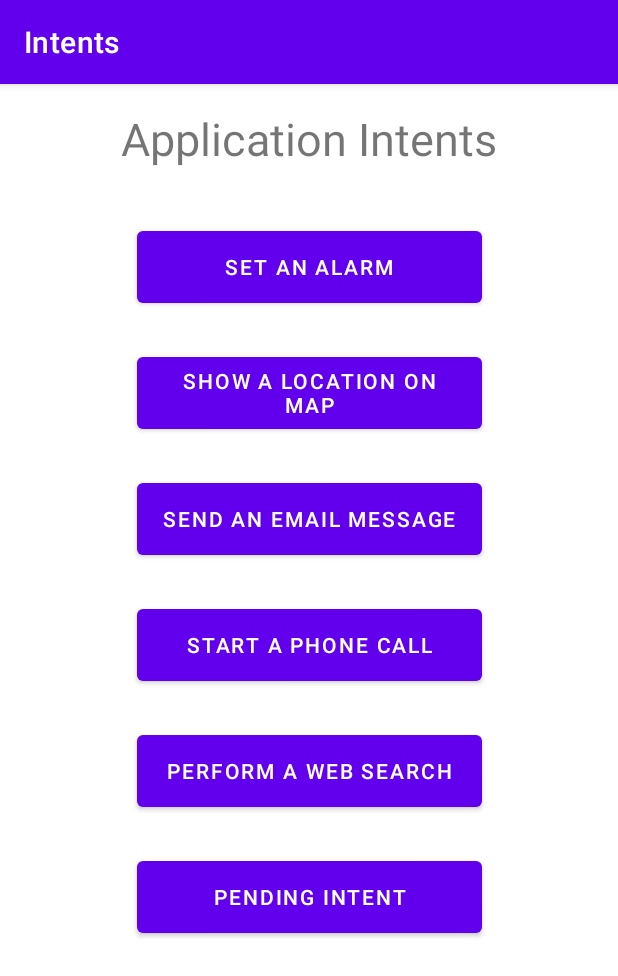
After one commit to Bejussi/Intents, an Android app: the AppsActivity screen opened directly, with no data from a screen before it, on a phone screen of 412 x 824 dp. The commit adds this screen. Shown: the top 976 px of the screen. Run offline under Robolectric (Android 15) with nearby library versions, the phone set to English and light mode, and no system bars.

Commit message:
Create apps intent: send an email, show map location, start phone call, web search, set alarm

```diff
--- a/app/src/main/AndroidManifest.xml
+++ b/app/src/main/AndroidManifest.xml
@@ -2,6 +2,9 @@
 <manifest xmlns:android="http://schemas.android.com/apk/res/android"
     xmlns:tools="http://schemas.android.com/tools"
     package="com.bejussi.intents">
+
+    <uses-permission android:name="android.permission.CALL_PHONE"/>
+    <uses-permission android:name="android.permission.SET_ALARM"/>
 
     <application
         android:allowBackup="true"
@@ -13,6 +16,9 @@
         android:supportsRtl="true"
         android:theme="@style/Theme.Intents"
         tools:targetApi="31">
+        <activity
+            android:name=".AppsActivity"
+            android:exported="false" />
         <activity
             android:name=".MediaActivity"
             android:exported="false" />
--- /dev/null
+++ b/app/src/main/java/com/bejussi/intents/AppsActivity.kt
@@ -0,0 +1,138 @@
+package com.bejussi.intents
+
+import android.app.NotificationChannel
+import android.app.NotificationManager
+import android.app.SearchManager
+import android.content.Intent
+import android.net.Uri
+import android.os.Build
+import android.os.Bundle
+import android.provider.AlarmClock
+import android.view.View
+import androidx.appcompat.app.AppCompatActivity
+import kotlinx.android.synthetic.main.activity_apps.*
+
+
+class AppsActivity : AppCompatActivity(), View.OnClickListener {
+    override fun onCreate(savedInstanceState: Bundle?) {
+        super.onCreate(savedInstanceState)
+        setContentView(R.layout.activity_apps)
+
+        btnSetAlarm.setOnClickListener(this)
+        btnShowMapLoc.setOnClickListener(this)
+        btnSendAnEmail.setOnClickListener(this)
+        btnStartPhoneCall.setOnClickListener(this)
+        btnWebSearch.setOnClickListener(this)
+        btnPendIntent.setOnClickListener(this)
+
+        // Set up the notification channel that will be used for
+        // the pending intent example
+        // Set up the notification channel that will be used for
+        // the pending intent example
+        if (Build.VERSION.SDK_INT >= Build.VERSION_CODES.O) {
+            val importance = NotificationManager.IMPORTANCE_DEFAULT
+            val channel = NotificationChannel("my_channel", "Android Intents", importance)
+            channel.description = "Test Notification Channel"
+            // Register the channel with the system; you can't change the importance
+            // or other notification behaviors after this
+            val notificationManager = getSystemService(
+                NotificationManager::class.java
+            )
+            notificationManager.createNotificationChannel(channel)
+        }
+
+    }
+
+    override fun onClick(p0: View?) {
+        when(p0) {
+            btnSetAlarm -> setAlarm()
+            btnShowMapLoc -> showMapLoc()
+            btnSendAnEmail -> sendAnEmail()
+            btnStartPhoneCall -> startPhoneCall()
+            btnWebSearch -> webSearch()
+            btnPendIntent -> pendIntent()
+        }
+    }
+
+    private fun setAlarm() {
+        val message = "Time to wake up!";
+        val hour = 6;
+        val minutes = 30;
+
+        // TODO: Create an intent to tell the system to set an alarm
+        // NOTE: your app needs to have the Set Alarm permission
+        val intent = Intent(AlarmClock.ACTION_SET_ALARM).apply {
+            putExtra(AlarmClock.EXTRA_MESSAGE,message)
+            putExtra(AlarmClock.EXTRA_HOUR,hour)
+            putExtra(AlarmClock.EXTRA_MINUTES,minutes)
+            putExtra(AlarmClock.EXTRA_VIBRATE,true)
+        }
+
+        startActivity(intent)
+    }
+
+    private fun showMapLoc() {
+        // Locations can be specified using latlongs, queries, addresses, etc.
+//      val location = "geo:37.4220,-122.0841"
+//      val location = "geo:0,0?q=37.4220,-122.0841(GooglePlex)";
+//      val location = "geo:0,0?q=20+W+34th+St+10001";
+        val location = "geo:47.6205,-122.3493?q=restaurants";
+
+        // TODO: Parse the location using the Uri class
+        val geoLocUri = Uri.parse(location)
+
+        // TODO: Pass the Uri directly to the Intent constructor
+        val intent = Intent(Intent.ACTION_VIEW, geoLocUri)
+
+        startActivity(intent)
+    }
+
+    private fun sendAnEmail() {
+        val addresses = arrayOf("test@example.com")
+        val ccs = arrayOf("someone@example.com")
+        val subject = "This is a test"
+        val message = "This is a test email message!"
+
+        // TODO: Use setData to ensure that only email apps respond
+        // TODO: add the email data to the intent
+        val intent = Intent(Intent.ACTION_SENDTO).apply {
+            data = Uri.parse("mailTo:")
+            putExtra(Intent.EXTRA_EMAIL,addresses)
+            putExtra(Intent.EXTRA_SUBJECT,subject)
+            putExtra(Intent.EXTRA_CC,ccs)
+            putExtra(Intent.EXTRA_TEXT,message)
+        }
+
+        startActivity(intent)
+    }
+
+    private fun startPhoneCall() {
+        val phoneNumber = "1-800-555-1212"
+
+        // TODO: Build the Uri for the phone number
+        val numUri = Uri.parse("tel:" + phoneNumber)
+
+        // TODO: Your application needs the CALL_PHONE permission for this intent
+        val intent = Intent(Intent.ACTION_DIAL).apply {
+            data = numUri
+        }
+
+        // TODO: Set the Uri as the intent data
+        startActivity(intent)
+    }
+
+    private fun webSearch() {
+        val queryStr = "Eiffel Tower"
+
+        // TODO: Create an intent to fire off a web search
+        // TODO: pass the query string to the Intent
+        val intent = Intent(Intent.ACTION_WEB_SEARCH).apply {
+            putExtra(SearchManager.QUERY,queryStr)
+        }
+        startActivity(intent)
+    }
+
+    private fun pendIntent() {
+        TODO("Not yet implemented")
+    }
+}
--- /dev/null
+++ b/app/src/main/res/layout/activity_apps.xml
@@ -0,0 +1,95 @@
+<?xml version="1.0" encoding="utf-8"?>
+<androidx.constraintlayout.widget.ConstraintLayout xmlns:android="http://schemas.android.com/apk/res/android"
+    xmlns:app="http://schemas.android.com/apk/res-auto"
+    xmlns:tools="http://schemas.android.com/tools"
+    android:layout_width="match_parent"
+    android:layout_height="match_parent"
+    tools:context=".AppsActivity">
+
+    <TextView
+        android:id="@+id/textView5"
+        android:layout_width="wrap_content"
+        android:layout_height="wrap_content"
+        android:layout_marginStart="8dp"
+        android:layout_marginTop="16dp"
+        android:layout_marginEnd="8dp"
+        android:text="@string/application_intents"
+        android:textSize="30sp"
+        app:layout_constraintEnd_toEndOf="parent"
+        app:layout_constraintStart_toStartOf="parent"
+        app:layout_constraintTop_toTopOf="parent" />
+
+    <Button
+        android:id="@+id/btnSetAlarm"
+        android:layout_width="230dp"
+        android:layout_height="60dp"
+        android:layout_marginStart="8dp"
+        android:layout_marginTop="35dp"
+        android:layout_marginEnd="8dp"
+        android:text="@string/set_an_alarm"
+        app:layout_constraintEnd_toEndOf="parent"
+        app:layout_constraintStart_toStartOf="parent"
+        app:layout_constraintTop_toBottomOf="@+id/textView5" />
+
+    <Button
+        android:id="@+id/btnShowMapLoc"
+        android:layout_width="230dp"
+        android:layout_height="60dp"
+        android:layout_marginStart="8dp"
+        android:layout_marginTop="24dp"
+        android:layout_marginEnd="8dp"
+        android:text="@string/show_a_location_on_map"
+        app:layout_constraintEnd_toEndOf="parent"
+        app:layout_constraintStart_toStartOf="parent"
+        app:layout_constraintTop_toBottomOf="@+id/btnSetAlarm" />
+
+    <Button
+        android:id="@+id/btnSendAnEmail"
+        android:layout_width="230dp"
+        android:layout_height="60dp"
+        android:layout_marginStart="8dp"
+        android:layout_marginTop="24dp"
+        android:layout_marginEnd="8dp"
+        android:text="@string/send_an_email_message"
+        app:layout_constraintEnd_toEndOf="parent"
+        app:layout_constraintStart_toStartOf="parent"
+        app:layout_constraintTop_toBottomOf="@+id/btnShowMapLoc" />
+
+    <Button
+        android:id="@+id/btnStartPhoneCall"
+        android:layout_width="230dp"
+        android:layout_height="60dp"
+        android:layout_marginStart="8dp"
+        android:layout_marginTop="24dp"
+        android:layout_marginEnd="8dp"
+        android:text="@string/start_a_phone_call"
+        app:layout_constraintEnd_toEndOf="parent"
+        app:layout_constraintStart_toStartOf="parent"
+        app:layout_constraintTop_toBottomOf="@+id/btnSendAnEmail" />
+
+    <Button
+        android:id="@+id/btnWebSearch"
+        android:layout_width="230dp"
+        android:layout_height="60dp"
+        android:layout_marginStart="8dp"
+        android:layout_marginTop="24dp"
+        android:layout_marginEnd="8dp"
+        android:text="@string/perform_a_web_search"
+        app:layout_constraintEnd_toEndOf="parent"
+        app:layout_constraintHorizontal_bias="0.503"
+        app:layout_constraintStart_toStartOf="parent"
+        app:layout_constraintTop_toBottomOf="@+id/btnStartPhoneCall" />
+
+    <Button
+        android:id="@+id/btnPendIntent"
+        android:layout_width="230dp"
+        android:layout_height="60dp"
+        android:layout_marginStart="8dp"
+        android:layout_marginTop="24dp"
+        android:layout_marginEnd="8dp"
+        android:text="@string/pending_intent"
+        app:layout_constraintEnd_toEndOf="parent"
+        app:layout_constraintStart_toStartOf="parent"
+        app:layout_constraintTop_toBottomOf="@+id/btnWebSearch" />
+
+</androidx.constraintlayout.widget.ConstraintLayout>
--- a/app/src/main/res/values/strings.xml
+++ b/app/src/main/res/values/strings.xml
@@ -15,4 +15,11 @@
     <string name="open_url_in_browser">Open URL in Browser</string>
     <string name="send_a_text_message">Send a Text Message</string>
     <string name="capture_a_photo">Capture a Photo</string>
+    <string name="application_intents">Application Intents</string>
+    <string name="set_an_alarm">Set an Alarm</string>
+    <string name="show_a_location_on_map">Show A Location On Map</string>
+    <string name="send_an_email_message">Send an Email Message</string>
+    <string name="start_a_phone_call">Start a Phone Call</string>
+    <string name="perform_a_web_search">Perform a Web Search</string>
+    <string name="pending_intent">Pending Intent</string>
 </resources>
```
Also changed, not shown: app/src/main/java/com/bejussi/intents/MainActivity.kt (+7 -0 lines), app/src/main/res/layout/activity_main.xml (+13 -0 lines).
